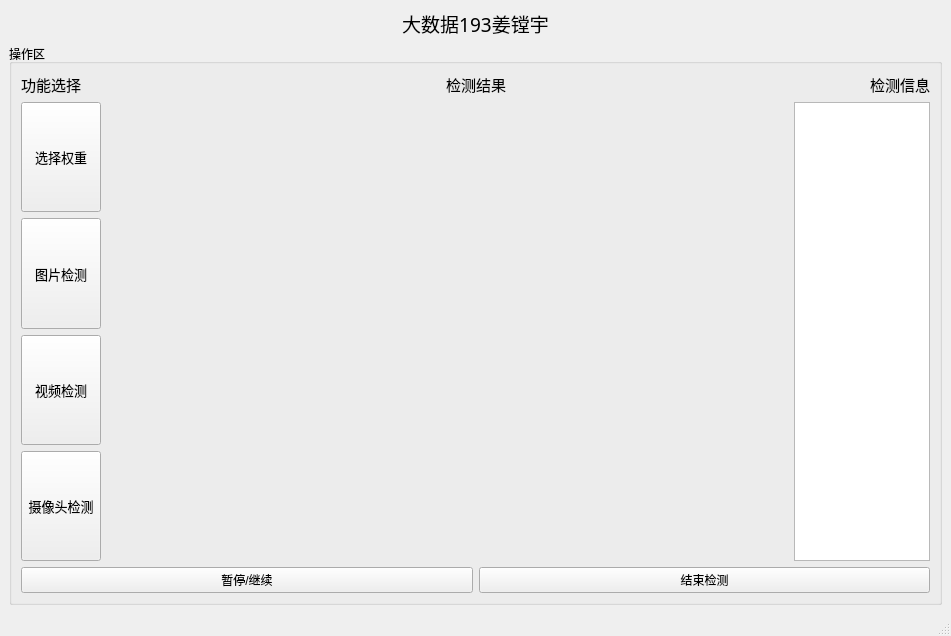
Old version of the form pyqt/ui/MainWindow.ui in the repository iWorld-y/gene_yolov5_pyqt.
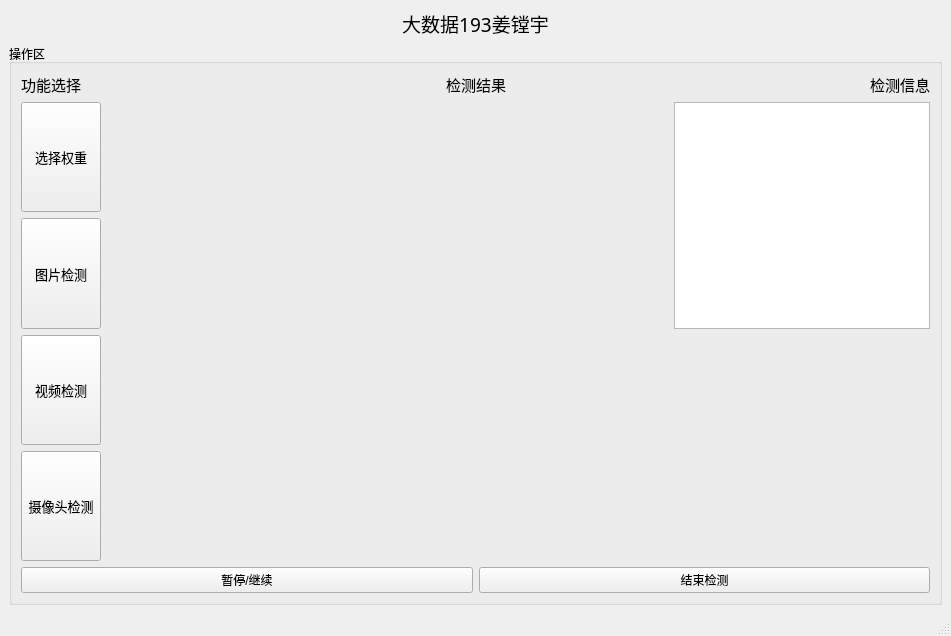
New version of the form. Icons and pictures are not drawn.

Patch:
```diff
--- a/pyqt/ui/MainWindow.ui
+++ b/pyqt/ui/MainWindow.ui
@@ -10,6 +10,12 @@
     <height>636</height>
    </rect>
   </property>
+  <property name="sizePolicy">
+   <sizepolicy hsizetype="Preferred" vsizetype="Preferred">
+    <horstretch>0</horstretch>
+    <verstretch>0</verstretch>
+   </sizepolicy>
+  </property>
   <property name="windowTitle">
    <string>基于深度学习的多标签服饰检测系统</string>
   </property>
@@ -224,7 +230,7 @@
           </layout>
          </item>
          <item>
-          <layout class="QHBoxLayout" name="horizontalLayout_2" stretch="5,1">
+          <layout class="QHBoxLayout" name="horizontalLayout_2" stretch="5,0">
            <item>
             <widget class="QLabel" name="label">
              <property name="text">
@@ -233,7 +239,24 @@
             </widget>
            </item>
            <item>
-            <widget class="QTextBrowser" name="textBrowser"/>
+            <layout class="QVBoxLayout" name="verticalLayout_2">
+             <item>
+              <widget class="QTextBrowser" name="detect_result_text"/>
+             </item>
+             <item>
+              <widget class="QLabel" name="origin_image">
+               <property name="sizePolicy">
+                <sizepolicy hsizetype="Expanding" vsizetype="Expanding">
+                 <horstretch>0</horstretch>
+                 <verstretch>0</verstretch>
+                </sizepolicy>
+               </property>
+               <property name="text">
+                <string/>
+               </property>
+              </widget>
+             </item>
+            </layout>
            </item>
           </layout>
          </item>
```
Left out of the diff: 4 changed lines with no effect on the pictures.
